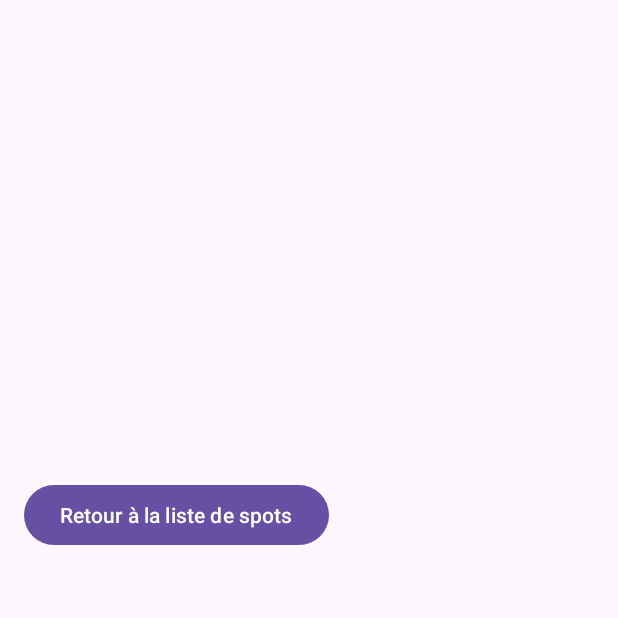
After one commit to Elo-S38/SurfSpots, an Android app: the SpotDetailActivity screen opened directly, with no data from a screen before it, on a phone screen of 412 x 824 dp, the top half of it. The commit adds this screen. Run offline under Robolectric (Android 15) with nearby library versions, the phone set to English and light mode, and no system bars; 1 statement that could not run was skipped.

```diff
--- a/app/src/main/AndroidManifest.xml
+++ b/app/src/main/AndroidManifest.xml
@@ -13,9 +13,8 @@
         android:supportsRtl="true"
         android:theme="@style/Theme.SurfSpots"
         tools:targetApi="31">
-        <activity
-            android:name=".Data"
-            android:exported="false" />
+        <activity android:name="com.example.surfspotsxml.SpotDetailActivity" />
+
         <activity android:name="com.example.surfspotsxml.SpotsActivity" />
         <activity
             android:name="com.example.surfspotsxml.MainActivity"
--- /dev/null
+++ b/app/src/main/java/com/example/surfspots/SpotDetailActivity.kt
@@ -0,0 +1,35 @@
+package com.example.surfspotsxml
+
+import android.os.Bundle
+import android.widget.Button
+import android.widget.ImageView
+import android.widget.TextView
+import androidx.appcompat.app.AppCompatActivity
+import com.example.surfspots.R
+import com.example.surfspots.Spot
+
+class SpotDetailActivity : AppCompatActivity() {
+    override fun onCreate(savedInstanceState: Bundle?) {
+        super.onCreate(savedInstanceState)
+        setContentView(R.layout.activity_spot_detail)
+        val buttonRetour = findViewById<Button>(R.id.buttonRetourList)
+        buttonRetour.setOnClickListener {
+            finish() // Retour à l'accueil
+        }
+        val spot = intent.getParcelableExtra<Spot>("spot")
+
+        if (spot != null) {
+            val imageView = findViewById<ImageView>(R.id.detailImage)
+            val nameView = findViewById<TextView>(R.id.detailName)
+            val locationView = findViewById<TextView>(R.id.detailLocation)
+            val surfBreakView = findViewById<TextView>(R.id.detailSurfBreak)
+
+            imageView.setImageResource(spot.imageResId)
+            nameView.text = spot.name
+            locationView.text = spot.location
+            surfBreakView.text = "Type de vague : ${spot.surfBreak}"
+        } else {
+            finish() // Si l’objet n’est pas passé, on ferme la page proprement
+        }
+    }
+}
--- /dev/null
+++ b/app/src/main/res/layout/activity_spot_detail.xml
@@ -0,0 +1,46 @@
+<?xml version="1.0" encoding="utf-8"?>
+<ScrollView xmlns:android="http://schemas.android.com/apk/res/android"
+    android:layout_width="match_parent"
+    android:layout_height="match_parent">
+
+    <LinearLayout
+        android:orientation="vertical"
+        android:padding="16dp"
+        android:layout_width="match_parent"
+        android:layout_height="wrap_content">
+
+        <ImageView
+            android:id="@+id/detailImage"
+            android:layout_width="match_parent"
+            android:layout_height="200dp"
+            android:scaleType="centerCrop"
+            android:layout_marginBottom="16dp" />
+
+        <TextView
+            android:id="@+id/detailName"
+            android:textSize="24sp"
+            android:textStyle="bold"
+            android:layout_width="wrap_content"
+            android:layout_height="wrap_content" />
+
+        <TextView
+            android:id="@+id/detailLocation"
+            android:textSize="18sp"
+            android:layout_width="wrap_content"
+            android:layout_height="wrap_content" />
+
+        <TextView
+            android:id="@+id/detailSurfBreak"
+            android:textSize="16sp"
+            android:layout_marginTop="8dp"
+            android:layout_width="wrap_content"
+            android:layout_height="wrap_content" />
+
+        <Button
+            android:id="@+id/buttonRetourList"
+            android:layout_width="wrap_content"
+            android:layout_height="wrap_content"
+            android:text="Retour à la liste de spots" />
+
+    </LinearLayout>
+</ScrollView>
```
Also changed, not shown: app/src/main/java/com/example/surfspots/MainActivity.kt (+30 -3 lines), app/src/main/java/com/example/surfspots/Spot.kt (+40 -4 lines), app/src/main/java/com/example/surfspots/SpotsActivity.kt (+15 -6 lines), app/src/main/res/layout/activity_data.xml (deleted, +0 -10 lines).
